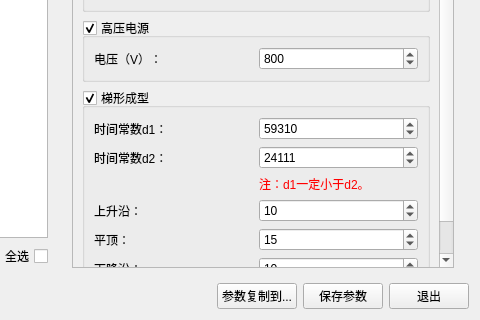
Before: the Qt Designer form detsettingwindow.ui in MrXiaomao/ZrActivationPro, drawn with Qt 5; both pictures show x 304 to 784 and y 544 to 864 of the 784 by 864 pixel window.
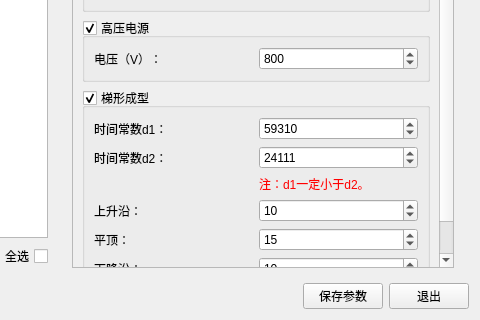
After: the same form once the commit is applied.

What changed in the file:
```diff
--- a/detsettingwindow.ui
+++ b/detsettingwindow.ui
@@ -727,13 +727,6 @@
         </property>
        </spacer>
       </item>
-      <item>
-       <widget class="QPushButton" name="pushButton">
-        <property name="text">
-         <string>参数复制到...</string>
-        </property>
-       </widget>
-      </item>
       <item>
        <widget class="QPushButton" name="pushButton_save">
         <property name="text">
```
